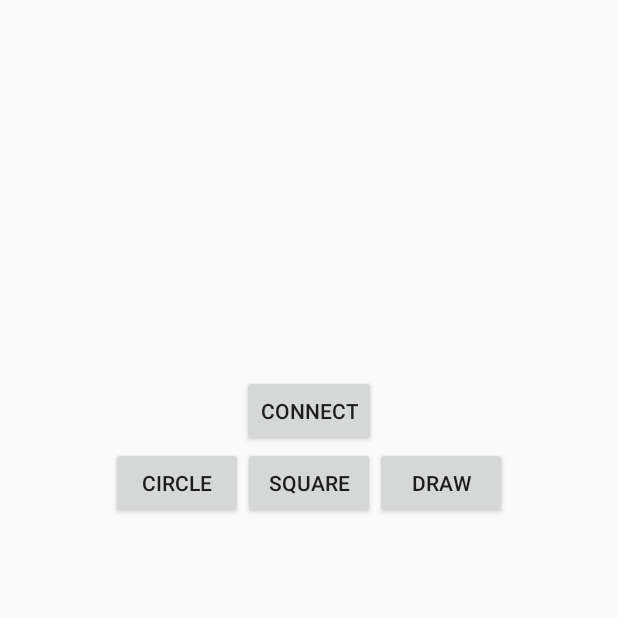
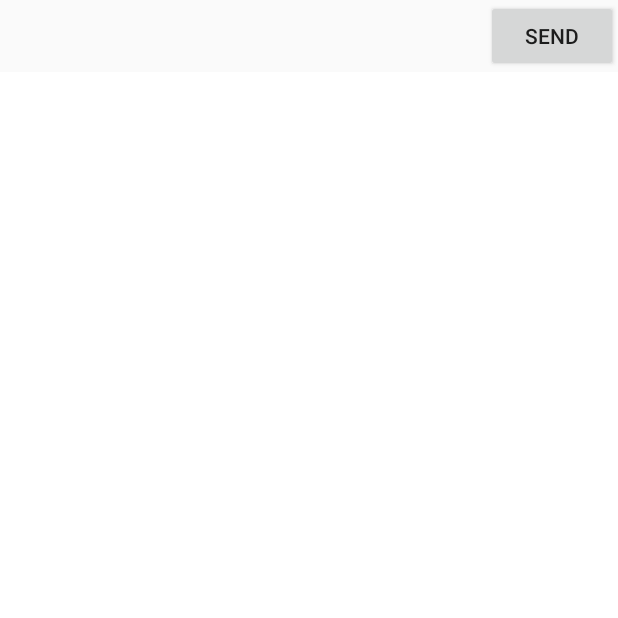
Before and after one commit to yunyh/NXT, an Android app: the screen it shows after launch (MainActivity), on a phone screen of 412 x 824 dp, the top half of it. Run offline under Robolectric (Android 15) with nearby library versions, the phone set to English and light mode, and no system bars.

Commit message:
no message

```diff
--- a/NxtBluetooth/app/src/main/java/com/example/younghyub/nxtbluetooth/BluetoothService.java
+++ b/NxtBluetooth/app/src/main/java/com/example/younghyub/nxtbluetooth/BluetoothService.java
@@ -41,7 +41,7 @@ public class BluetoothService extends Handler {
     }
 
     public void BluetoothDeviceList() {
-        mListView = (ListView) mActivity.findViewById(R.id.device_list);
+      //  mListView = (ListView) mActivity.findViewById(R.id.device_list);
         mArrayAdapter = new ArrayAdapter<String>(mActivity, android.R.layout.simple_list_item_1);
         mListView.setAdapter(mArrayAdapter);
         Set<BluetoothDevice> pairedDevices = mBluetoothAdapter.getBondedDevices();
--- a/NxtBluetooth/app/src/main/java/com/example/younghyub/nxtbluetooth/DrawFragment.java
+++ b/NxtBluetooth/app/src/main/java/com/example/younghyub/nxtbluetooth/DrawFragment.java
@@ -2,32 +2,85 @@ package com.example.younghyub.nxtbluetooth;
 
 
 import android.content.Context;
+import android.graphics.Canvas;
+import android.graphics.Color;
+import android.graphics.Paint;
 import android.os.Bundle;
 import android.app.Fragment;
 import android.view.LayoutInflater;
+import android.view.MotionEvent;
 import android.view.View;
 import android.view.ViewGroup;
+
+import java.util.ArrayList;
+
+import static android.view.MotionEvent.*;
 
 /**
  * A simple {@link Fragment} subclass.
  */
 public class DrawFragment extends Fragment {
 
-    public DrawFragment() {
-        // Required empty public constructor
-    }
+    private DrawView mDrawView;
+    private View rootView;
+    ArrayList<Vertex> vertexArrayList;
 
     @Override
     public View onCreateView(LayoutInflater inflater, ViewGroup container,
                              Bundle savedInstanceState) {
-        // Inflate the layout for this fragment
-        return inflater.inflate(R.layout.fragment_draw, container, false);
+        rootView = inflater.inflate(R.layout.fragment_draw, container, false);
+        mDrawView = new DrawView(rootView.getContext());
+        vertexArrayList = new ArrayList<>();
+        rootView = mDrawView;
+        return rootView;
     }
 
+    public class Vertex{
+        float x;
+        float y;
+        boolean isDrawable;
+        public Vertex(float x, float y, boolean isDrawable){
+            this.x = x;
+            this.y = y;
+            this.isDrawable = isDrawable;
+        }
+    }
     protected class DrawView extends View{
-
+        Paint mPaint;
         public DrawView(Context context) {
             super(context);
+            mPaint = new Paint();
+            mPaint.setColor(Color.BLACK);
+            mPaint.setStrokeWidth(3);
+            mPaint.setAntiAlias(true);// antialiasing
+        }
+
+        @Override
+        public boolean onTouchEvent(MotionEvent event) {
+            switch (event.getAction()){
+                case MotionEvent.ACTION_DOWN:
+                    vertexArrayList.add(new Vertex(event.getX(), event.getY(), false));
+                    break;
+                case MotionEvent.ACTION_MOVE:
+                    vertexArrayList.add(new Vertex(event.getX(), event.getY(), true));
+            }
+            invalidate();
+            return true;
+        }
+
+        @Override
+        protected void onDraw(Canvas canvas){
+            super.onDraw(canvas);
+
+            canvas.drawColor(Color.WHITE);
+            for(int i = 0; i < vertexArrayList.size(); i++){
+                if(vertexArrayList.get(i).isDrawable){
+                    canvas.drawLine(vertexArrayList.get(i-1).x, vertexArrayList.get(i-1).y,
+                            vertexArrayList.get(i).x, vertexArrayList.get(i).y, mPaint);
+                }else{
+                    canvas.drawPoint(vertexArrayList.get(i).x, vertexArrayList.get(i).y, mPaint);
+                }
+            }
         }
     }
 
--- a/NxtBluetooth/app/src/main/java/com/example/younghyub/nxtbluetooth/MainActivity.java
+++ b/NxtBluetooth/app/src/main/java/com/example/younghyub/nxtbluetooth/MainActivity.java
@@ -23,10 +23,8 @@ public class MainActivity extends Activity implements OnClickListener {
     private BluetoothService mBluetoothService;
     private Handler mHandler;
 
-    Button circle;
-    Button square;
-    private Button draw;
-    private Button mConnect;
+    private Button btnSend;
+   // private Button mConnect;
 
     protected void onCreate(Bundle savedInstanceState) {
         super.onCreate(savedInstanceState);
@@ -39,30 +37,17 @@ public class MainActivity extends Activity implements OnClickListener {
 
         mBluetoothService = new BluetoothService(this, mHandler);
         setContentView(R.layout.activity_main);
-        circle = (Button) findViewById(R.id.btnCircle);
-        square = (Button) findViewById(R.id.btnSquare);
-        draw = (Button) findViewById(R.id.btnDraw);
-        mConnect = (Button) findViewById(R.id.btnConnect);
-        mConnect.setOnClickListener(this);
-        circle.setOnClickListener(this);
-        square.setOnClickListener(this);
+        btnSend = (Button) findViewById(R.id.btnSend);
+        btnSend.setOnClickListener(this);
+
     }
 
     @Override
     public void onClick(View view) {
         switch (view.getId())
         {
-            case R.id.btnCircle:
-                break;
-            case R.id.btnSquare:
-                break;
-            case R.id.btnConnect:
-                mBluetoothService.BluetoothDeviceList();
-                break;
-            case R.id.btnDraw:
-                FragmentManager fm = getFragmentManager();
-                Fragment fragment = new DrawFragment();
-                fm.beginTransaction().replace(R.id.container, fragment);
+            case R.id.btnSend:
+
                 break;
         }
     }
--- a/NxtBluetooth/app/src/main/res/layout/activity_main.xml
+++ b/NxtBluetooth/app/src/main/res/layout/activity_main.xml
@@ -1,47 +1,26 @@
 <?xml version="1.0" encoding="utf-8"?>
 <LinearLayout xmlns:android="http://schemas.android.com/apk/res/android"
+    xmlns:tools="http://schemas.android.com/tools"
     android:id="@+id/container"
     android:orientation="vertical"
     android:layout_width="match_parent"
     android:layout_height="match_parent">
-    <ListView
-        android:id="@+id/device_list"
-        android:layout_width="match_parent"
-        android:layout_height="250dp">
-    </ListView>
-    <LinearLayout
-        android:layout_width="wrap_content"
-        android:layout_height="wrap_content"
-        android:layout_gravity="center">
-        <Button
-            android:id="@+id/btnConnect"
-            android:layout_width="wrap_content"
-            android:layout_height="wrap_content"
-            android:text="connect"
-            android:layout_gravity="center_horizontal" />
-    </LinearLayout>
 
     <LinearLayout
         android:layout_width="wrap_content"
         android:layout_height="wrap_content"
-        android:layout_gravity="center">
+        android:layout_gravity="right">
         <Button
-            android:id="@+id/btnCircle"
-            android:layout_width="wrap_content"
-            android:layout_height="wrap_content"
-            android:text="Circle"/>
-        <Button
-            android:id="@+id/btnSquare"
-            android:layout_width="wrap_content"
-            android:layout_height="wrap_content"
-            android:text="Square"/>
-        <Button
-            android:id="@+id/btnDraw"
+            android:id="@+id/btnSend"
             android:layout_height="wrap_content"
             android:layout_width = "wrap_content"
-            android:text="draw"
+            android:text="SEND"
             />
-
     </LinearLayout>
+    <fragment
+        android:layout_width="match_parent"
+        android:layout_height="match_parent"
+        android:name="com.example.younghyub.nxtbluetooth.DrawFragment"
+        tools:layout="@layout/fragment_draw" />
 
 </LinearLayout>
--- a/NxtBluetooth/app/src/main/res/layout/fragment_draw.xml
+++ b/NxtBluetooth/app/src/main/res/layout/fragment_draw.xml
@@ -1,9 +1,9 @@
 <FrameLayout xmlns:android="http://schemas.android.com/apk/res/android"
     xmlns:tools="http://schemas.android.com/tools" android:layout_width="match_parent"
     android:layout_height="match_parent"
+    android:background="#ffffff"
     tools:context="com.example.younghyub.nxtbluetooth.DrawFragment">
 
     <!-- TODO: Update blank fragment layout -->
 
-
 </FrameLayout>
```
